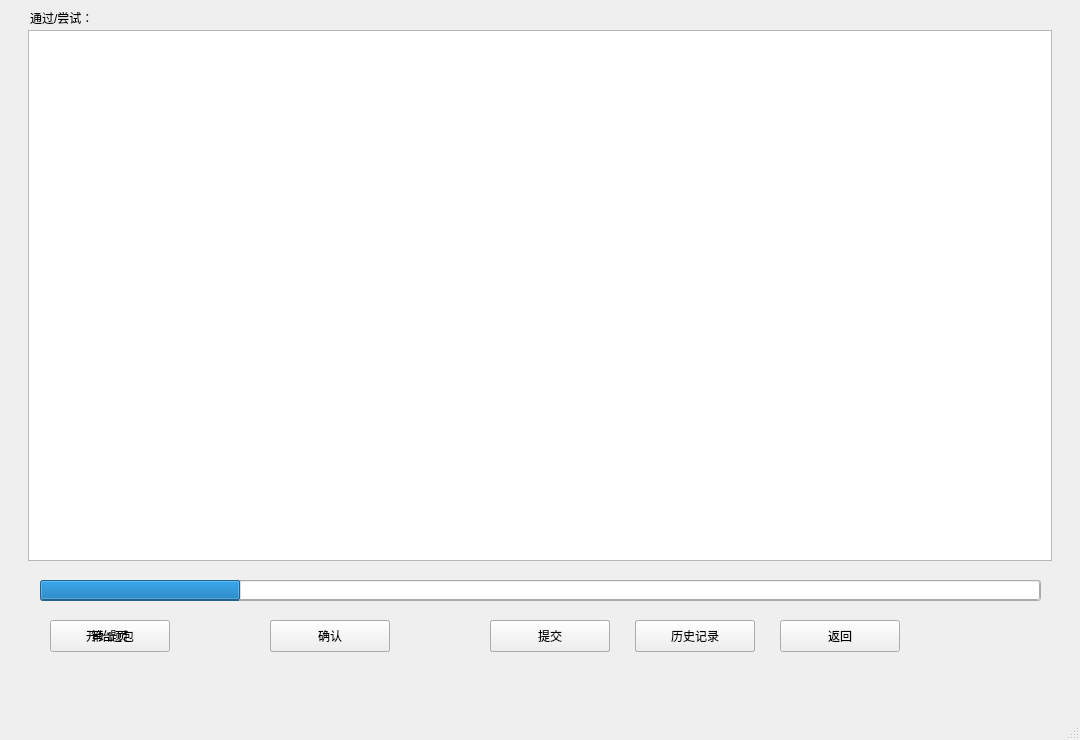
The window that mainWindow.ui (Camorgx/CodiaClient) describes before a commit, drawn with Qt 5.
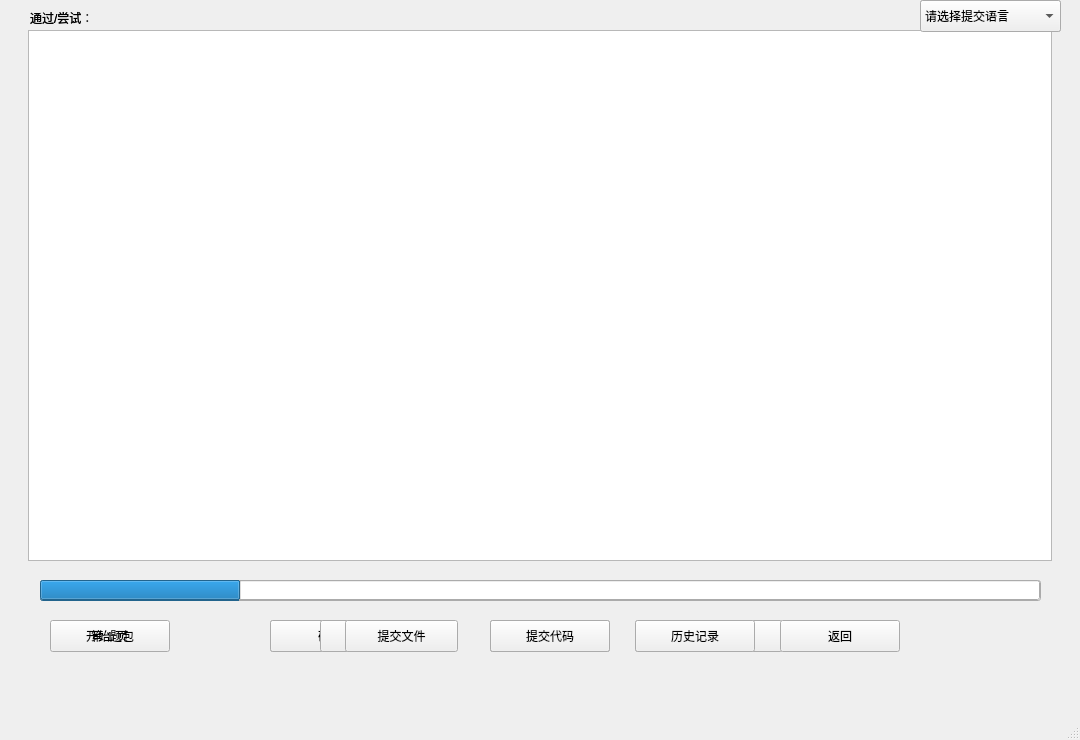
The same window after the commit. Icons and pictures are not drawn. Custom widgets are drawn as their Qt base class.

Commit message: 新增直接提交代码和从文件提交代码的功能

The edit to the form file:
```diff
--- a/mainWindow.ui
+++ b/mainWindow.ui
@@ -311,7 +311,7 @@
       </rect>
      </property>
      <property name="text">
-      <string>提交</string>
+      <string>提交代码</string>
      </property>
     </widget>
     <widget class="NewPushButton" name="pushButtonHistory">
@@ -340,38 +340,6 @@
       <string>返回</string>
      </property>
     </widget>
-   </widget>
-   <widget class="QFrame" name="frameSubmit">
-    <property name="geometry">
-     <rect>
-      <x>0</x>
-      <y>0</y>
-      <width>1080</width>
-      <height>768</height>
-     </rect>
-    </property>
-    <property name="frameShape">
-     <enum>QFrame::NoFrame</enum>
-    </property>
-    <property name="frameShadow">
-     <enum>QFrame::Raised</enum>
-    </property>
-   </widget>
-   <widget class="QFrame" name="frameHistory">
-    <property name="geometry">
-     <rect>
-      <x>0</x>
-      <y>0</y>
-      <width>1080</width>
-      <height>768</height>
-     </rect>
-    </property>
-    <property name="frameShape">
-     <enum>QFrame::NoFrame</enum>
-    </property>
-    <property name="frameShadow">
-     <enum>QFrame::Raised</enum>
-    </property>
     <widget class="QLabel" name="labelQuestionStatus">
      <property name="geometry">
       <rect>
@@ -385,12 +353,139 @@
       <string>通过/尝试：</string>
      </property>
     </widget>
+    <widget class="QPushButton" name="pushButtonSubmitFile">
+     <property name="geometry">
+      <rect>
+       <x>345</x>
+       <y>620</y>
+       <width>113</width>
+       <height>32</height>
+      </rect>
+     </property>
+     <property name="text">
+      <string>提交文件</string>
+     </property>
+    </widget>
+    <widget class="QComboBox" name="comboBoxLanguage">
+     <property name="geometry">
+      <rect>
+       <x>920</x>
+       <y>0</y>
+       <width>141</width>
+       <height>32</height>
+      </rect>
+     </property>
+     <item>
+      <property name="text">
+       <string>请选择提交语言</string>
+      </property>
+     </item>
+    </widget>
+   </widget>
+   <widget class="QFrame" name="frameSubmit">
+    <property name="geometry">
+     <rect>
+      <x>0</x>
+      <y>0</y>
+      <width>1080</width>
+      <height>768</height>
+     </rect>
+    </property>
+    <property name="frameShape">
+     <enum>QFrame::NoFrame</enum>
+    </property>
+    <property name="frameShadow">
+     <enum>QFrame::Raised</enum>
+    </property>
+    <widget class="QComboBox" name="comboBoxLanguageSubmit">
+     <property name="geometry">
+      <rect>
+       <x>920</x>
+       <y>0</y>
+       <width>141</width>
+       <height>32</height>
+      </rect>
+     </property>
+     <item>
+      <property name="text">
+       <string>请选择提交语言</string>
+      </property>
+     </item>
+    </widget>
+    <widget class="QLabel" name="labelSubmitStatus">
+     <property name="geometry">
+      <rect>
+       <x>30</x>
+       <y>10</y>
+       <width>171</width>
+       <height>16</height>
+      </rect>
+     </property>
+     <property name="text">
+      <string>通过/尝试</string>
+     </property>
+    </widget>
+    <widget class="QTextEdit" name="textEditSubmit">
+     <property name="geometry">
+      <rect>
+       <x>28</x>
+       <y>30</y>
+       <width>1024</width>
+       <height>531</height>
+      </rect>
+     </property>
+     <property name="tabStopWidth">
+      <number>40</number>
+     </property>
+    </widget>
+    <widget class="QPushButton" name="pushButtonSubmitCode">
+     <property name="geometry">
+      <rect>
+       <x>320</x>
+       <y>620</y>
+       <width>120</width>
+       <height>32</height>
+      </rect>
+     </property>
+     <property name="text">
+      <string>提交</string>
+     </property>
+    </widget>
+    <widget class="QPushButton" name="pushButtonSubmitBack">
+     <property name="geometry">
+      <rect>
+       <x>670</x>
+       <y>620</y>
+       <width>113</width>
+       <height>32</height>
+      </rect>
+     </property>
+     <property name="text">
+      <string>返回</string>
+     </property>
+    </widget>
+   </widget>
+   <widget class="QFrame" name="frameHistory">
+    <property name="geometry">
+     <rect>
+      <x>0</x>
+      <y>0</y>
+      <width>1080</width>
+      <height>768</height>
+     </rect>
+    </property>
+    <property name="frameShape">
+     <enum>QFrame::NoFrame</enum>
+    </property>
+    <property name="frameShadow">
+     <enum>QFrame::Raised</enum>
+    </property>
    </widget>
    <zorder>frameExercise</zorder>
    <zorder>framePack</zorder>
-   <zorder>frameQuestion</zorder>
-   <zorder>frameSubmit</zorder>
    <zorder>frameHistory</zorder>
+   <zorder>frameSubmit</zorder>
+   <zorder>frameQuestion</zorder>
   </widget>
   <widget class="QMenuBar" name="menubar">
    <property name="geometry">
@@ -398,7 +493,7 @@
      <x>0</x>
      <y>0</y>
      <width>1080</width>
-     <height>26</height>
+     <height>24</height>
     </rect>
    </property>
   </widget>
```
The commit also changes 2 other files.
